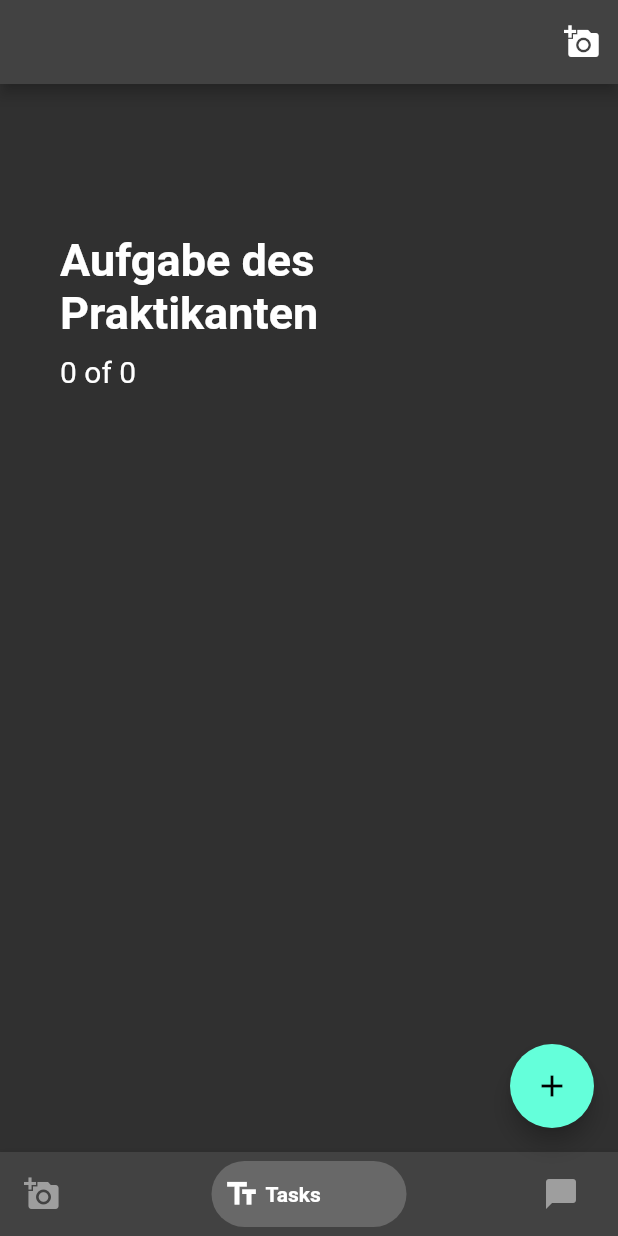
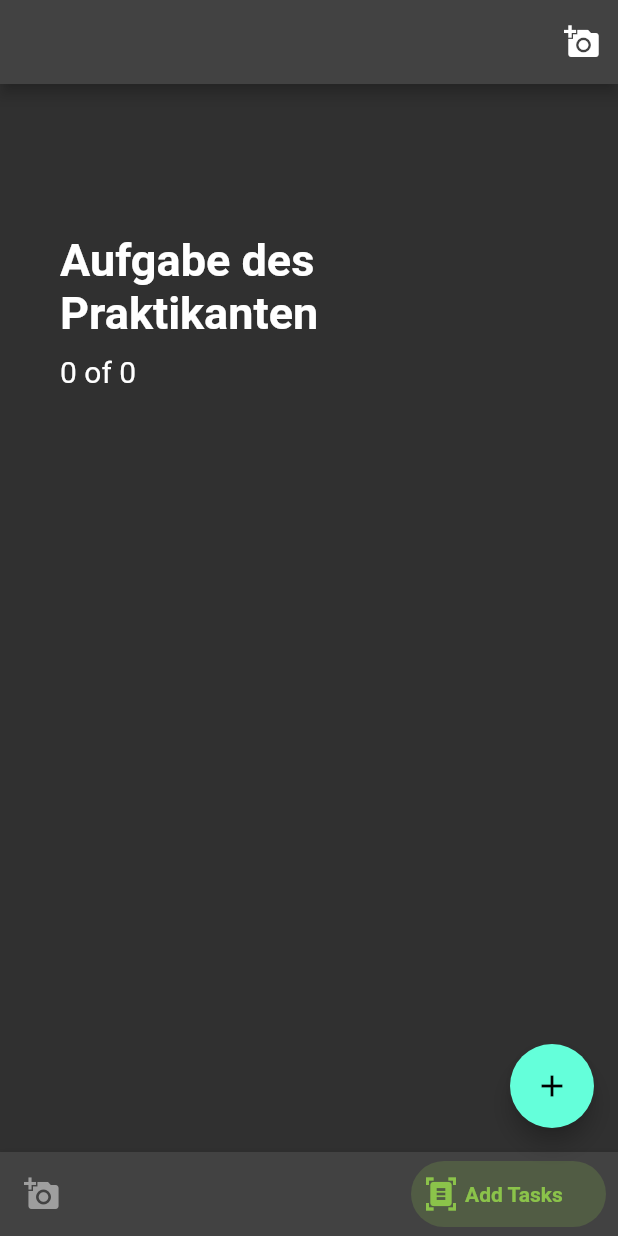
Before and after one commit to stephanxiayu/BigFiveOfLive, a Flutter app: the screen it shows after launch, swiped to page 2, on a phone screen of 412 x 824 dp. Run offline on Flutter 3.47's test engine with Material 2 defaults, Android fonts, the phone set to English and light mode, and no system bars; drawn by our look-alikes of bottom_navy_bar; our stand-ins replace image_picker, sqflite; accounts and stored records are empty.

Commit message:
Changes to be committed: 	modified:   android/app/src/main/AndroidManifest.xml 	new file:   android/app/src/main/res/mipmap-anydpi-v26/ic_great.xml 	new file:   android/app/src/main/res/mipmap-hdpi/ic_great.png 	new file:   android/app/src/main/res/mipmap-hdpi/ic_great_adaptive_back.png 	new file:   android/app/src/main/res/mipmap-hdpi/ic_great_adaptive_fore.png 	deleted:    android/app/src/main/res/mipmap-hdpi/ic_launcher.png 	new file:   android/app/src/main/res/mipmap-mdpi/ic_great.png 	new file:   android/app/src/main/res/mipmap-mdpi/ic_great_adaptive_back.png 	new file:   android/app/src/main/res/mipmap-mdpi/ic_great_adaptive_fore.png 	deleted:    android/app/src/main/res/mipmap-mdpi/ic_launcher.png 	new file:   android/app/src/main/res/mipmap-xhdpi/ic_great.png 	new file:   android/app/src/main/res/mipmap-xhdpi/ic_great_adaptive_back.png 	new file:   android/app/src/main/res/mipmap-xhdpi/ic_great_adaptive_fore.png 	deleted:    android/app/src/main/res/mipmap-xhdpi/ic_launcher.png 	new file:   android/app/src/main/res/mipmap-xxhdpi/ic_great.png 	new file:   android/app/src/main/res/mipmap-xxhdpi/ic_great_adaptive_back.png new file:   android/app/src/main/res/mipmap-xxhdpi/ic_great_adaptive_fore.png 	deleted:    android/app/src/main/res/mipmap-xxhdpi/ic_launcher.png 	new file:   android/app/src/main/res/mipmap-xxxhdpi/ic_great.png 	new file:   android/app/src/main/res/mipmap-xxxhdpi/ic_great_adaptive_back.png 	new file:   android/app/src/main/res/mipmap-xxxhdpi/ic_great_adaptive_fore.png 	deleted:    android/app/src/main/res/mipmap-xxxhdpi/ic_launcher.png 	modified:   lib/screen/add_places_screen.dart 	modified:   lib/screen/placeslist_screen.dart

```diff
--- a/lib/screen/add_places_screen.dart
+++ b/lib/screen/add_places_screen.dart
@@ -48,11 +48,11 @@ Navigator.of(context).pop();
 
                   ImageInput(_selectImage),
                   SizedBox(height: 10,),
-                         TextField(controller: _describtionController,cursorColor: Colors.white,
+                         TextField(controller: _titleController,cursorColor: Colors.white,
                     decoration: InputDecoration(labelText: "Titel"),style: TextStyle(color: Colors.white),
                   ),
                   SizedBox(height: 10,),
-                         TextField(controller: _titleController,cursorColor: Colors.white,
+                         TextField(controller: _describtionController,cursorColor: Colors.white,
                     decoration: InputDecoration(labelText: "Titel"),style: TextStyle(color: Colors.white),
                   ),
                   SizedBox(height: 10,),
--- a/lib/screen/placeslist_screen.dart
+++ b/lib/screen/placeslist_screen.dart
@@ -1,4 +1,5 @@
 import 'package:bottom_navy_bar/bottom_navy_bar.dart';
+import 'package:flutter/cupertino.dart';
 import 'package:flutter/material.dart';
 import 'package:greatplaces/datenBank/db_helper.dart';
 import 'package:greatplaces/provider/greatplaces.dart';
@@ -147,8 +148,12 @@ class _PlacesListScreenState extends State<PlacesListScreen> {
                                 itemBuilder: (context, index) =>
                                     Column(children: [
                                       Row(children: [
-                                        Text(greatPlaces
-                                            .items[index].describtion),
+                                        Container(height: 30,
+                                          child: SingleChildScrollView(
+                                            child: Text(greatPlaces
+                                                .items[index].title, style: TextStyle(fontSize: 20, fontWeight: FontWeight.bold),),
+                                          ),
+                                        ),
                                         Expanded(
                                             child: Align(
                                                 alignment: Alignment.topRight,
@@ -236,7 +241,7 @@ class _PlacesListScreenState extends State<PlacesListScreen> {
                                         padding: const EdgeInsets.all(8.0),
                                         child: Container(
                                             child: Text(greatPlaces
-                                                .items[index].title)),
+                                                .items[index].describtion, style: TextStyle(fontSize: 20,))),
                                       ),
                                     ]))),
               ),
@@ -303,20 +308,16 @@ class _PlacesListScreenState extends State<PlacesListScreen> {
         },
         items: <BottomNavyBarItem>[
           BottomNavyBarItem(
-              activeColor: Colors.white,
+              activeColor: Colors.lightGreen,
               inactiveColor: Colors.grey,
               title: Text('Add Picture'),
               icon: Icon(Icons.add_a_photo)),
           BottomNavyBarItem(
-              activeColor: Colors.white,
+              activeColor: Colors.lightGreen,
               inactiveColor: Colors.grey,
-              title: Text('Tasks'),
-              icon: Icon(Icons.text_fields)),
-          BottomNavyBarItem(
-              activeColor: Colors.white,
-              inactiveColor: Colors.grey,
-              title: Text('Item Three'),
-              icon: Icon(Icons.chat_bubble)),
+              title: Text('Add Tasks'),
+              icon: Icon(Icons.document_scanner)
+          ),
         ],
       ),
     );
```
Also changed, not shown: 22 other files.
